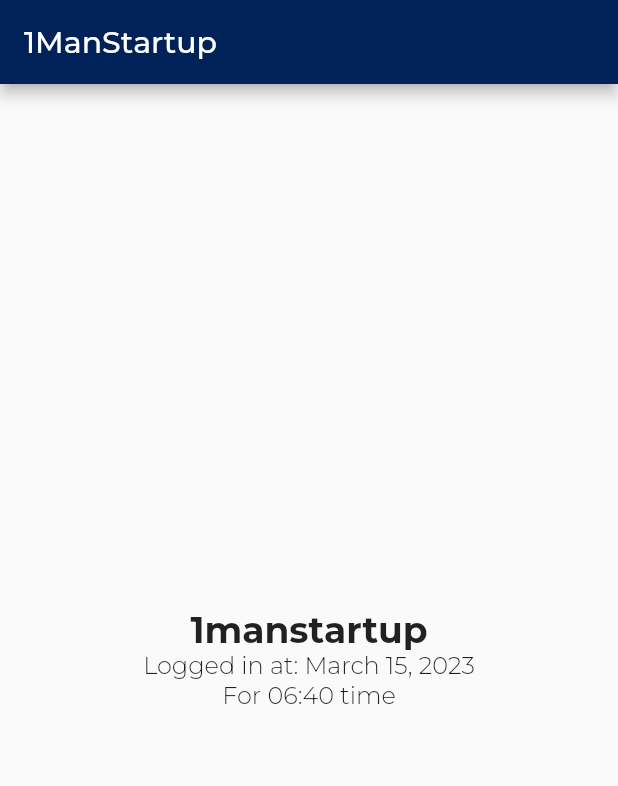
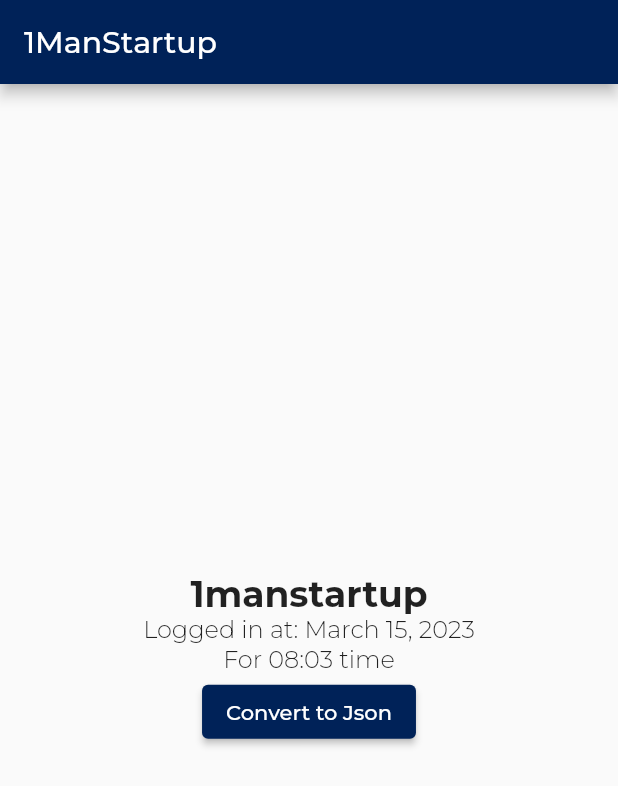
Before and after one commit to davefaliskie/flutter_basics, a Flutter app: the screen it shows after launch, on a phone screen of 412 x 824 dp. Shown: the top 786 px of the screen. Run offline on Flutter 3.47's test engine with Material 2 defaults, Android fonts, the phone set to English and light mode, and no system bars; project files that could hold a hidden picture were left out.

Commit message:
convert object to json

```diff
--- a/lib/main.dart
+++ b/lib/main.dart
@@ -1,6 +1,5 @@
 import 'package:flutter/material.dart';
 import 'package:flutter_basics/colors.dart';
-import 'package:flutter_basics/data.dart';
 import 'package:flutter_basics/date_time_format.dart';
 import 'package:flutter_basics/duration_format.dart';
 import 'package:flutter_basics/string_extension.dart';
@@ -27,7 +26,11 @@ class MyApp extends StatelessWidget {
 class HomeScreen extends StatelessWidget {
   HomeScreen({super.key});
 
-  final user = User.fromJson(userJson);
+  final user = User(
+    name: "1ManStartup",
+    login: DateTime.now(),
+    duration: const Duration(seconds: 483),
+  );
 
   @override
   Widget build(BuildContext context) {
@@ -54,6 +57,12 @@ class HomeScreen extends StatelessWidget {
               style:
                   const TextStyle(fontSize: 16.0, fontWeight: FontWeight.w300),
             ),
+            ElevatedButton(
+              onPressed: () {
+                debugPrint("Person as Json: ${user.toJson()}");
+              },
+              child: const Text("Convert to Json"),
+            ),
           ],
         ),
       ),
```
Also changed, not shown: lib/user.dart (+8 -0 lines).
